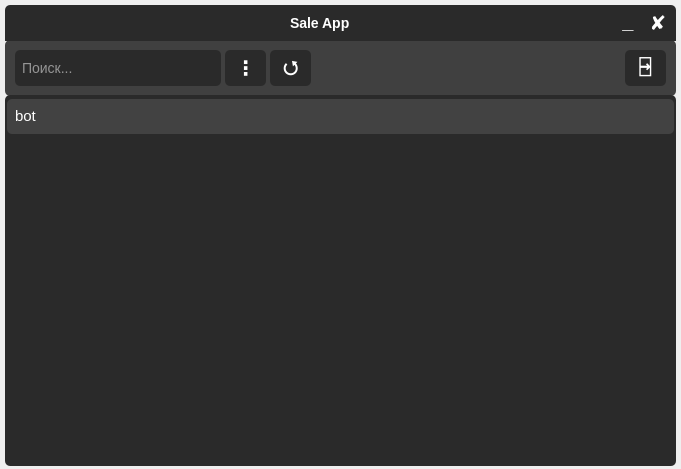
Qt form mainwindow/mainwindow.ui (b0shka/selling_apps) before a commit.
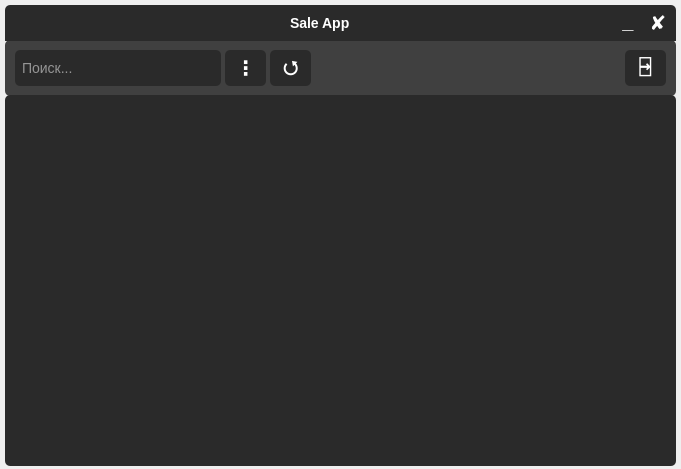
The same form after that commit.

Patch:
```diff
--- a/mainwindow/mainwindow.ui
+++ b/mainwindow/mainwindow.ui
@@ -249,13 +249,11 @@
 	height: 35px;
 	border: none;
 	border-radius: 5px;
+}
+QListWidget::item:hover {
+	background-color: #949494;
 }</string>
      </property>
-     <item>
-      <property name="text">
-       <string>bot</string>
-      </property>
-     </item>
     </widget>
     <widget class="QFrame" name="frame_3">
      <property name="geometry">
```
Left out of the diff: 10 changed lines with no effect on the pictures.
